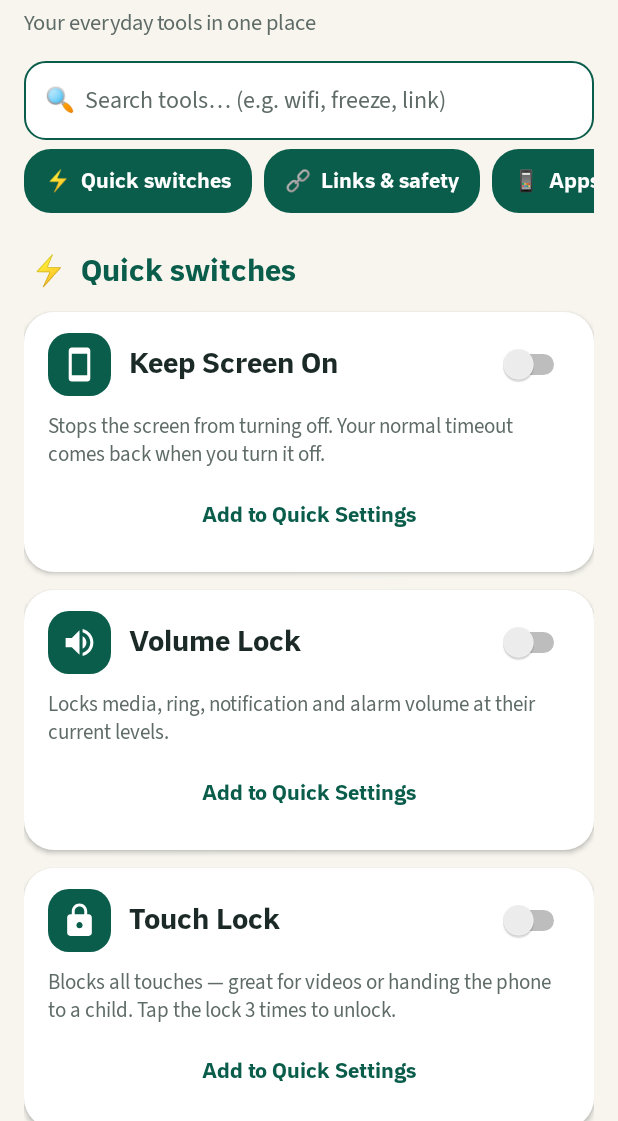
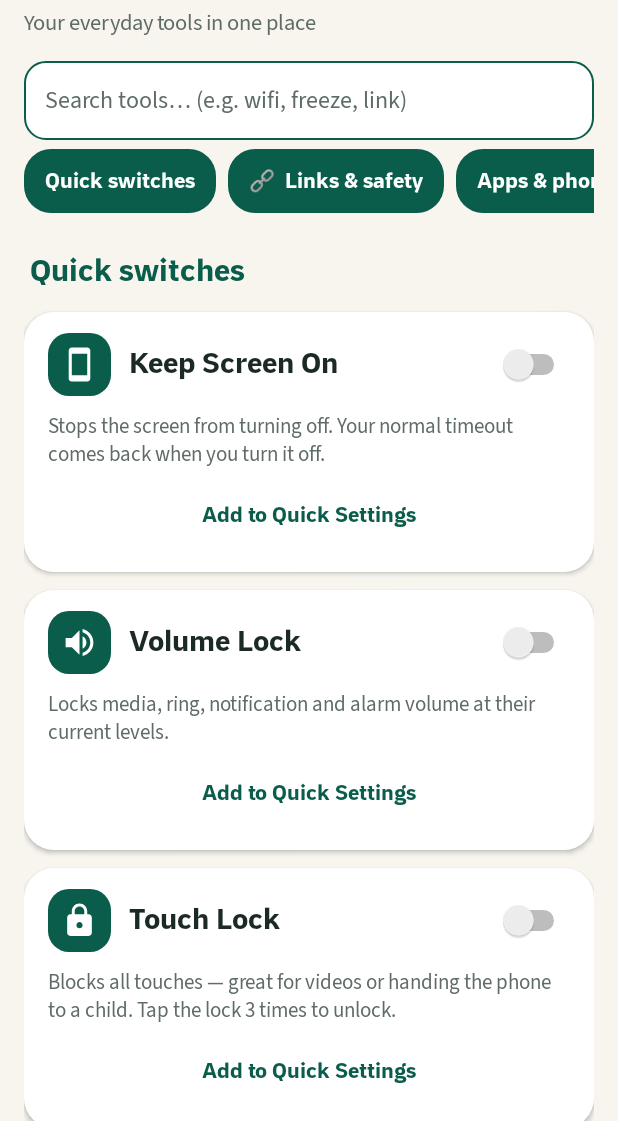
Before and after one commit to AliSherif1309/SahlTools, an Android app: the screen it shows after launch (MainActivity), on a phone screen of 412 x 824 dp, the part 115-1236 px from its top. Run offline under Robolectric (Android 15) with nearby library versions, the phone set to English and light mode, and no system bars; libraries missing offline, so code that uses them is left out: rikka.shizuku; 1 statement that could not run was skipped.

Commit message:
feat: apply unified Sahl brand system (Gold headers, Union strip, zero-emoji UI)

```diff
--- a/app/src/main/AndroidManifest.xml
+++ b/app/src/main/AndroidManifest.xml
@@ -4,6 +4,12 @@
     <permission android:name="com.sahl.permission.UNION" android:label="Sahl apps" android:protectionLevel="signature" />
     <uses-permission android:name="com.sahl.permission.UNION" />
     <queries>
+        <package android:name="com.sahl.pdf" />
+        <package android:name="com.aly.trueqibla" />
+        <package android:name="com.aly.sahlsync" />
+        <package android:name="com.sahl.adhan" />
+        <package android:name="com.sahl.gallery" />
+        <package android:name="com.sahl.camera" />
         <provider android:authorities="com.sahl.contacts.union" />
         <provider android:authorities="com.sahl.phone.union" />
         <provider android:authorities="com.sahl.messages.union" />
--- a/app/src/main/java/com/sahl/tools/CallGuard.kt
+++ b/app/src/main/java/com/sahl/tools/CallGuard.kt
@@ -224,8 +224,8 @@ class CallGuardActivity : Activity() {
         box.addView(label(n, 18f, bold = true))
         box.addView(sahlButton("⛔  " + getString(R.string.cg_add_block)) { CallGuard.saveList(this, "block", CallGuard.list(this, "block") + n); draw() })
         box.addView(sahlButton("✓  " + getString(R.string.cg_add_allow)) { CallGuard.saveList(this, "allow", CallGuard.list(this, "allow") + n); draw() })
-        box.addView(sahlButton("📞  " + getString(R.string.cg_call_back)) { startActivity(Intent(Intent.ACTION_DIAL, Uri.parse("tel:$n"))) })
-        box.addView(sahlButton("🔍  " + getString(R.string.cg_lookup)) { openLink("https://www.google.com/search?q=" + Uri.encode(n)) })
+        box.addView(sahlButton(getString(R.string.cg_call_back)) { startActivity(Intent(Intent.ACTION_DIAL, Uri.parse("tel:$n"))) })
+        box.addView(sahlButton(getString(R.string.cg_lookup)) { openLink("https://www.google.com/search?q=" + Uri.encode(n)) })
         sahlDialog(getString(R.string.cg_t), box, getString(android.R.string.ok) to { d: android.app.AlertDialog -> d.dismiss() })
     }
 
--- a/app/src/main/java/com/sahl/tools/Debloat.kt
+++ b/app/src/main/java/com/sahl/tools/Debloat.kt
@@ -202,7 +202,7 @@ class DebloatActivity : Activity() {
         t.addView(label(pkg, 10f, R.color.sub))
         val chips = LinearLayout(this).apply { setPadding(0, dp(3), 0, 0) }
         when {
-            locked -> chips.addView(chip("🔒 " + getString(R.string.db_keep), 0xFF616161.toInt()))
+            locked -> chips.addView(chip(getString(R.string.db_keep), 0xFF616161.toInt()))
             info?.level == Bloat.SAFE -> chips.addView(chip("✓ " + getString(R.string.db_safe), 0xFF2E7D32.toInt()))
             info?.level == Bloat.CAUTION -> chips.addView(chip("⚠ " + getString(R.string.db_caution), 0xFFE65100.toInt()))
         }
--- a/app/src/main/java/com/sahl/tools/Freezer.kt
+++ b/app/src/main/java/com/sahl/tools/Freezer.kt
@@ -325,7 +325,7 @@ class FreezerActivity : Activity() {
         val holder = LinearLayout(this).apply { orientation = LinearLayout.VERTICAL }
         val cards = list.sortedBy { appName(it).lowercase() }.map { pkg -> (appName(pkg) + " " + pkg).lowercase() to appCard(pkg) }
         col.addView(EditText(this).apply {
-            hint = "🔍  " + getString(R.string.fr_search); typeface = sahlFont(); setSingleLine(); setText(query)
+            hint = getString(R.string.fr_search); typeface = sahlFont(); setSingleLine(); setText(query)
             addTextChangedListener(object : TextWatcher {
                 override fun afterTextChanged(e: Editable?) {
                     query = e.toString().lowercase()
--- a/app/src/main/java/com/sahl/tools/MainActivity.kt
+++ b/app/src/main/java/com/sahl/tools/MainActivity.kt
@@ -107,7 +107,7 @@ class MainActivity : Activity() {
 
         // Search + category shortcuts
         val search = android.widget.EditText(this).apply {
-            hint = "🔍  " + getString(R.string.search_tools); typeface = font; setSingleLine(); textSize = 16f
+            hint = getString(R.string.search_tools); typeface = font; setSingleLine(); textSize = 16f
             addTextChangedListener(object : android.text.TextWatcher {
                 override fun afterTextChanged(e: android.text.Editable?) = filter(e.toString())
                 override fun beforeTextChanged(a: CharSequence?, b: Int, c: Int, d: Int) {}
@@ -121,7 +121,7 @@ class MainActivity : Activity() {
         noMatch = text(getString(R.string.search_none), 15f, R.color.sub).apply { visibility = View.GONE; setPadding(dp(4), dp(12), 0, dp(12)) }
         list.addView(noMatch)
 
-        val quick = section(list, "⚡  " + getString(R.string.sec_quick))
+        val quick = section(list, getString(R.string.sec_quick))
         for (k in Tools.ALL) {
             val v = card(k)
             list.addView(v, LinearLayout.LayoutParams(-1, -2).apply { bottomMargin = dp(12) })
@@ -135,6 +135,14 @@ class MainActivity : Activity() {
 
         list.addView(button(getString(R.string.check_updates) + "  ·  v" + BuildConfig.VERSION_NAME) { checkUpdate(true) })
         list.addView(text(getString(R.string.battery_hint), 13f, R.color.sub).apply { setPadding(dp(4), dp(8), dp(4), 0) })
+        val uCard = LinearLayout(this).apply {
+            orientation = LinearLayout.VERTICAL; background = rounded(R.color.card, 22)
+            setPadding(dp(16), dp(12), dp(16), dp(12))
+        }
+        val goldHdr = if ((resources.configuration.uiMode and android.content.res.Configuration.UI_MODE_NIGHT_MASK) == android.content.res.Configuration.UI_MODE_NIGHT_YES) 0xFFF5C84C.toInt() else 0xFFB88922.toInt()
+        uCard.addView(text(if (resources.configuration.locales[0].language == "ar") "اتحاد سهل" else "Sahl Union", 13f, goldHdr, true))
+        uCard.addView(SahlUnionApps.strip(this, getColor(R.color.sub)))
+        list.addView(uCard, LinearLayout.LayoutParams(-1, -2).apply { topMargin = dp(14) })
         scroller = ScrollView(this).apply { addView(list) }
         setContentView(scroller)
 
@@ -282,7 +290,7 @@ class MainActivity : Activity() {
             R.string.add_tile to { addTile(ScanTile::class.java, R.string.scan_t, R.drawable.ic_scan) })
         add(R.string.cg_t, R.string.cg_d, R.drawable.ic_shield,
             R.string.open to { startActivity(Intent(this, CallGuardActivity::class.java)) })
-        current = section(col, "📱  " + getString(R.string.sec_apps))
+        current = section(col, getString(R.string.sec_apps))
         add(R.string.fr_t, R.string.fr_d, R.drawable.ic_freeze,
             R.string.open to { startActivity(Intent(this, FreezerActivity::class.java)) },
             R.string.add_tile to { addTile(FreezeTile::class.java, R.string.fr_t, R.drawable.ic_freeze) })
--- /dev/null
+++ b/app/src/main/java/com/sahl/tools/SahlUnionApps.kt
@@ -0,0 +1,57 @@
+package com.sahl.tools
+
+import android.content.Context
+import android.view.Gravity
+import android.view.View
+import android.widget.HorizontalScrollView
+import android.widget.ImageView
+import android.widget.LinearLayout
+import android.widget.TextView
+
+/** Shows installed Sahl Union apps with their launcher icons inside Settings. */
+object SahlUnionApps {
+    private val packages = listOf(
+        "com.sahl.phone", "com.sahl.contacts", "com.sahl.messages",
+        "com.sahl.camera", "com.sahl.gallery", "com.sahl.files",
+        "com.sahl.adhan", "com.sahl.tools", "com.aly.sahlsync",
+        "com.aly.trueqibla", "com.sahl.pdf"
+    )
+
+    fun strip(c: Context, textColor: Int): View {
+        val pm = c.packageManager
+        val d = c.resources.displayMetrics.density
+        fun px(v: Int) = (v * d).toInt()
+        val row = LinearLayout(c).apply {
+            orientation = LinearLayout.HORIZONTAL
+            setPadding(0, px(10), 0, px(4))
+        }
+        for (p in packages) {
+            val info = try { pm.getApplicationInfo(p, 0) } catch (_: Exception) { null } ?: continue
+            val item = LinearLayout(c).apply {
+                orientation = LinearLayout.VERTICAL
+                gravity = Gravity.CENTER_HORIZONTAL
+                setPadding(px(6), px(4), px(10), px(4))
+                setOnClickListener {
+                    try { pm.getLaunchIntentForPackage(p)?.let { c.startActivity(it) } } catch (_: Exception) { }
+                }
+            }
+            item.addView(ImageView(c).apply {
+                setImageDrawable(pm.getApplicationIcon(info))
+                layoutParams = LinearLayout.LayoutParams(px(44), px(44))
+            })
+            item.addView(TextView(c).apply {
+                text = pm.getApplicationLabel(info).toString().removePrefix("Sahl ").removePrefix("سهل ")
+                textSize = 11f
+                setTextColor(textColor)
+                maxLines = 1
+                gravity = Gravity.CENTER
+                setPadding(0, px(4), 0, 0)
+            })
+            row.addView(item)
+        }
+        return HorizontalScrollView(c).apply {
+            isHorizontalScrollBarEnabled = false
+            addView(row)
+        }
+    }
+}
--- a/app/src/main/java/com/sahl/tools/Services.kt
+++ b/app/src/main/java/com/sahl/tools/Services.kt
@@ -88,7 +88,7 @@ class TouchLockService : Service() {
         super.onCreate()
         val wm = getSystemService(WindowManager::class.java)
         val badge = TextView(this).apply {
-            text = "🔒  " + getString(R.string.tap3)
+            text = getString(R.string.tap3)
             setTextColor(Color.WHITE); textSize = 14f
             typeface = resources.getFont(R.font.thmanyah)
             setPadding(dp(18), dp(10), dp(18), dp(10))
```
Also changed, not shown: app/src/main/java/com/sahl/tools/ScanPhoto.kt (+4 -4 lines).
